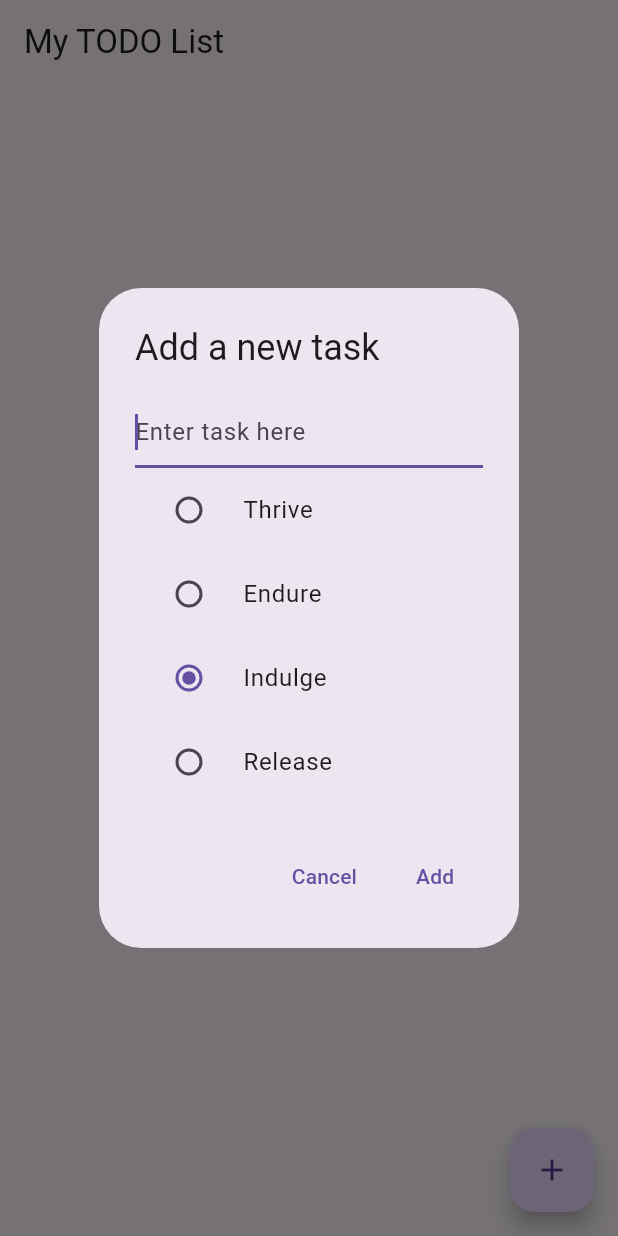
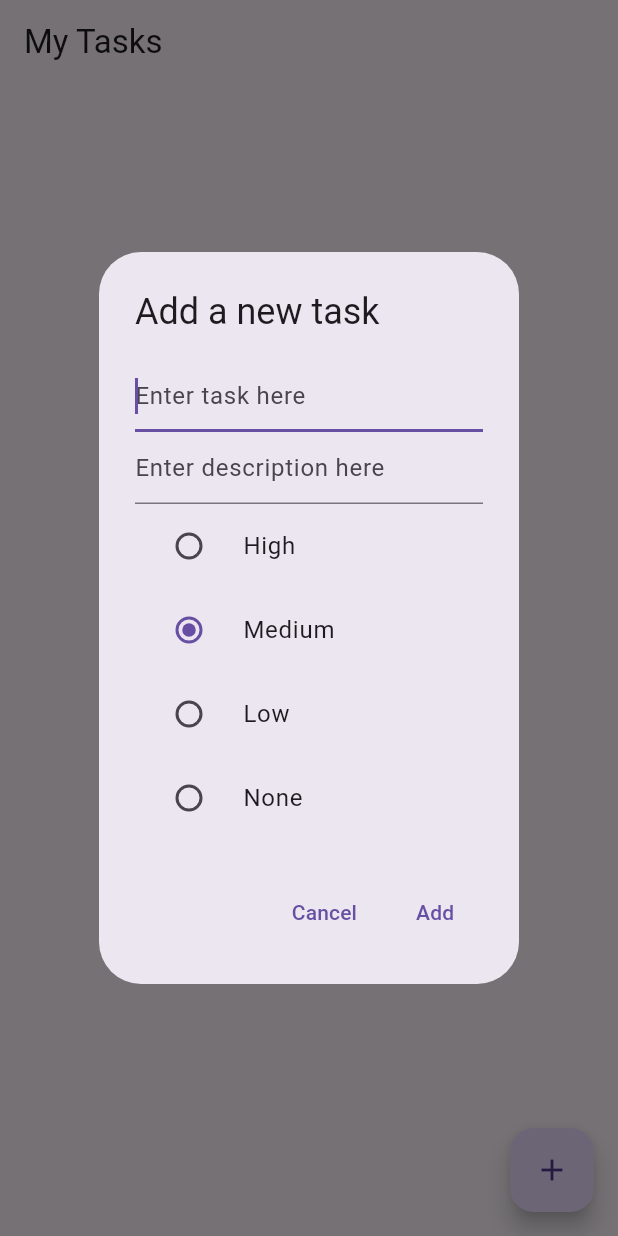
Before and after one commit to Ember018/hpcore, a Flutter app: the screen it shows after launch, after a tap on the "add" icon, on a phone screen of 412 x 824 dp. Run offline on Flutter 3.47's test engine with Material 3 defaults, Android fonts, the phone set to English and light mode, and no system bars; our stand-ins replace logger.

Commit message:
Display description

```diff
--- a/lib/main.dart
+++ b/lib/main.dart
@@ -1,4 +1,5 @@
 import 'package:flutter/material.dart';
+import 'package:flutter/services.dart';
 import 'package:logger/logger.dart';
 import 'package:uuid/uuid.dart'; // Import the uuid package
 
@@ -32,8 +33,10 @@ class _TasksScreenState extends State<TasksScreen> {
   final List<Task> _tasks = [];
 
   final TextEditingController _textFieldController = TextEditingController();
+  final TextEditingController _descriptionFieldController =
+      TextEditingController();
 
-  TaskType _selectedTaskType = TaskType.indulge;
+  final TaskType _selectedTaskType = TaskType.medium;
 
   void _removeTask(int index) {
     setState(() {
@@ -48,6 +51,7 @@ class _TasksScreenState extends State<TasksScreen> {
       context: context,
       builder: (BuildContext context) {
         _textFieldController.clear();
+        _descriptionFieldController.clear();
         return AlertDialog(
           title: const Text('Add a new task'),
           content: StatefulBuilder(
@@ -60,9 +64,16 @@ class _TasksScreenState extends State<TasksScreen> {
                       const InputDecoration(hintText: "Enter task here"),
                   autofocus: true,
                 ),
+                TextField(
+                  controller: _descriptionFieldController,
+                  decoration:
+                      const InputDecoration(hintText: "Enter description here"),
+                  maxLines: null,
+                  keyboardType: TextInputType.multiline,
+                ),
                 RadioListTile<TaskType>(
-                    title: const Text('Thrive'),
-                    value: TaskType.thrive,
+                    title: const Text('High'),
+                    value: TaskType.high,
                     groupValue: dialogSelectedType,
                     onChanged: (TaskType? value) {
                       if (value != null) {
@@ -72,8 +83,8 @@ class _TasksScreenState extends State<TasksScreen> {
                       }
                     }),
                 RadioListTile<TaskType>(
-                    title: const Text('Endure'),
-                    value: TaskType.endure,
+                    title: const Text('Medium'),
+                    value: TaskType.medium,
                     groupValue: dialogSelectedType,
                     onChanged: (TaskType? value) {
                       if (value != null) {
@@ -83,8 +94,8 @@ class _TasksScreenState extends State<TasksScreen> {
                       }
                     }),
                 RadioListTile<TaskType>(
-                    title: const Text('Indulge'),
-                    value: TaskType.indulge,
+                    title: const Text('Low'),
+                    value: TaskType.low,
                     groupValue: dialogSelectedType,
                     onChanged: (TaskType? value) {
                       if (value != null) {
@@ -94,8 +105,8 @@ class _TasksScreenState extends State<TasksScreen> {
                       }
                     }),
                 RadioListTile<TaskType>(
-                    title: const Text('Release'),
-                    value: TaskType.release,
+                    title: const Text('None'),
+                    value: TaskType.none,
                     groupValue: dialogSelectedType,
                     onChanged: (TaskType? value) {
                       if (value != null) {
@@ -118,13 +129,20 @@ class _TasksScreenState extends State<TasksScreen> {
               child: const Text('Add'),
               onPressed: () {
                 String newTaskTitle = _textFieldController.text;
+                String newTaskDescription = _descriptionFieldController.text;
                 if (newTaskTitle.isNotEmpty) {
-                  final newItem = Task(title: newTaskTitle);
+                  final newItem = Task(
+                      title: newTaskTitle,
+                      description: newTaskDescription.isNotEmpty
+                          ? newTaskDescription
+                          : null,
+                      taskType: dialogSelectedType);
                   setState(() {
                     _tasks.add(newItem);
                   });
 
                   _textFieldController.clear();
+                  _descriptionFieldController.clear();
 
                   Navigator.pop(context);
                 } else {}
@@ -140,6 +158,7 @@ class _TasksScreenState extends State<TasksScreen> {
   @override
   void dispose() {
     _textFieldController.dispose();
+    _descriptionFieldController.dispose();
     super.dispose();
   }
 
@@ -147,7 +166,7 @@ class _TasksScreenState extends State<TasksScreen> {
   Widget build(BuildContext context) {
     return Scaffold(
       appBar: AppBar(
-        title: const Text('My TODO List'),
+        title: const Text('My Tasks'),
       ),
       body: _tasks.isEmpty
           ? const Center(child: Text("No tasks yet!"))
@@ -157,6 +176,10 @@ class _TasksScreenState extends State<TasksScreen> {
                 final task = _tasks[index];
                 return CheckboxListTile(
                   title: Text(task.title),
+                  subtitle:
+                      (task.description != null && task.description!.isNotEmpty)
+                          ? Text(task.description!)
+                          : null,
                   value: task.isDone,
                   onChanged: (bool? newValue) {
                     setState(() {
@@ -188,10 +211,10 @@ class _TasksScreenState extends State<TasksScreen> {
 var uuid = const Uuid();
 
 enum TaskType {
-  thrive, // high consequence, high satisfaction
-  endure, // high consequence, low satisfaction
-  indulge, // low consequence, high satisfaction
-  release, // low consequence, low satisfaction
+  high,
+  medium,
+  low,
+  none,
 }
 
 class Task {
@@ -208,7 +231,7 @@ class Task {
       {required this.title,
       this.description,
       this.isDone = false,
-      this.taskType = TaskType.endure,
+      this.taskType = TaskType.medium,
       this.dueDate,
       this.tags})
       : id = uuid.v4(),
```
